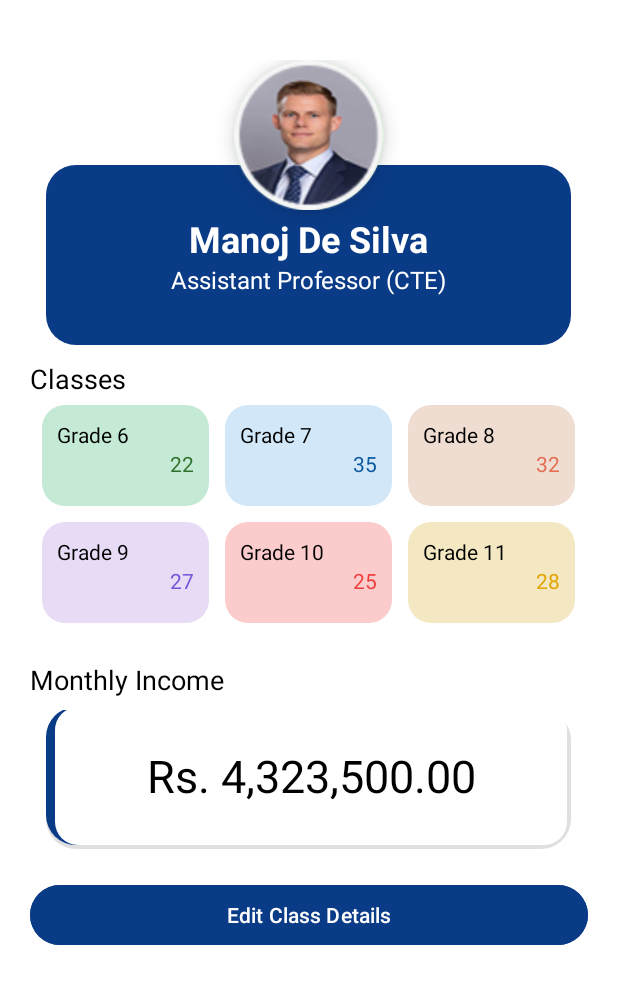
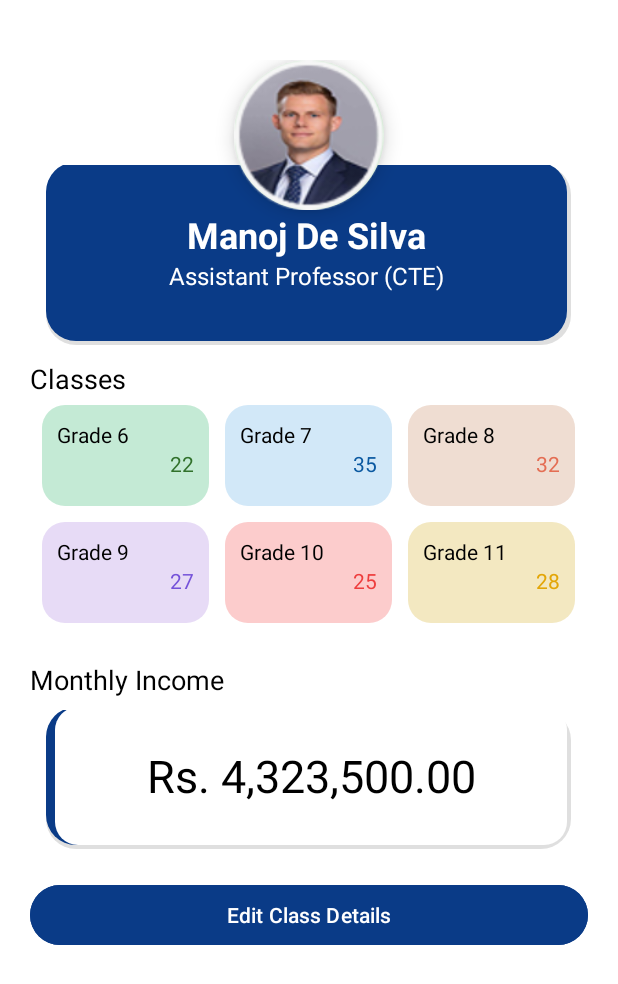
Before and after one commit to MeghanaNuwanthi/Tuition-Class-Management-System, an Android app: the DashboardActivity screen opened directly, with no data from a screen before it, on a phone screen of 412 x 824 dp. Shown: the top 984 px of the screen. Run offline under Robolectric (Android 15) with nearby library versions, the phone set to English and light mode, and no system bars.

Commit message:
Delete rounded

```diff
--- a/app/src/main/res/drawable/rounded_bg.xml
+++ /dev/null
@@ -1,6 +0,0 @@
-<shape xmlns:android="http://schemas.android.com/apk/res/android" android:shape="rectangle">
-    <solid android:color="#0A3B87"/>
-    <corners android:radius="20dp"/>
-    <padding android:left="10dp" android:top="10dp" android:right="10dp" android:bottom="10dp"/>
-    <shadow android:radius="10dp" android:dx="0dp" android:dy="5dp" android:color="#40000000"/>
-</shape>
--- a/app/src/main/res/layout/activity_dashboard.xml
+++ b/app/src/main/res/layout/activity_dashboard.xml
@@ -32,7 +32,7 @@
             android:layout_width="350dp"
             android:layout_height="120dp"
             android:orientation="vertical"
-            android:background="@drawable/rounded_bg"
+            android:background="@drawable/dispaly_container"
             android:gravity="center"
             android:layout_below="@id/profileImageView"
             android:layout_centerHorizontal="true"
```
